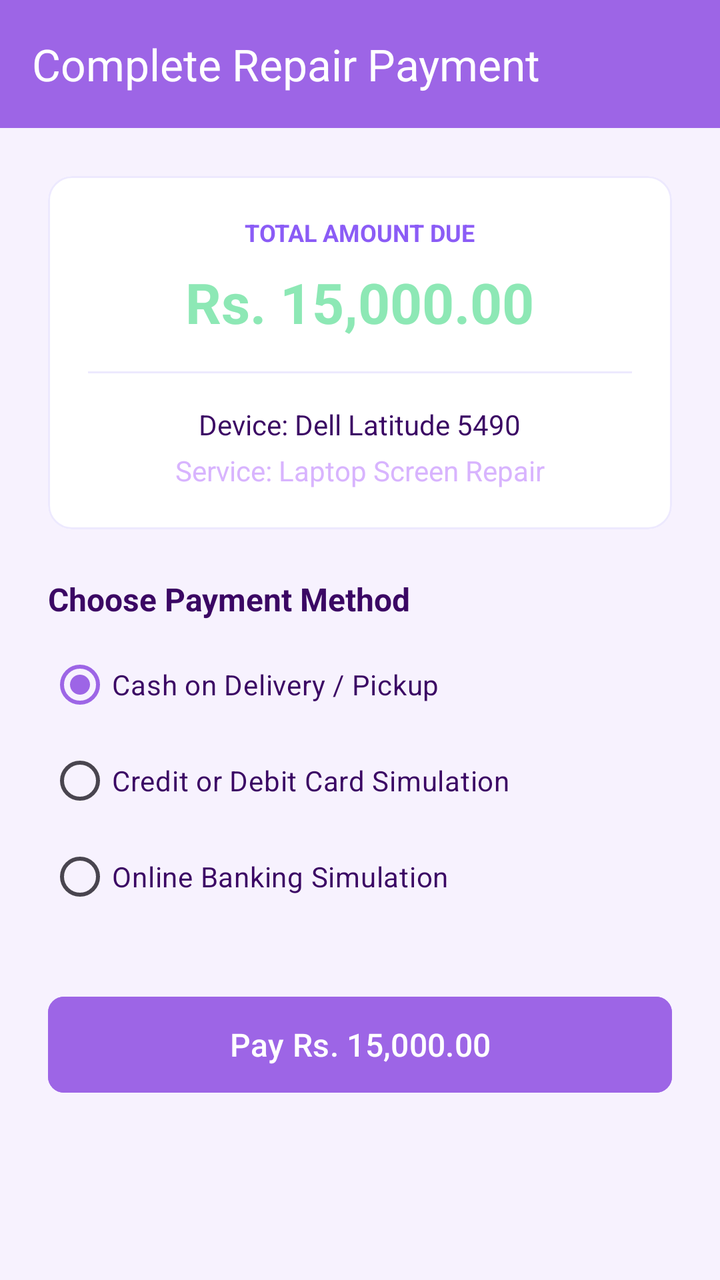
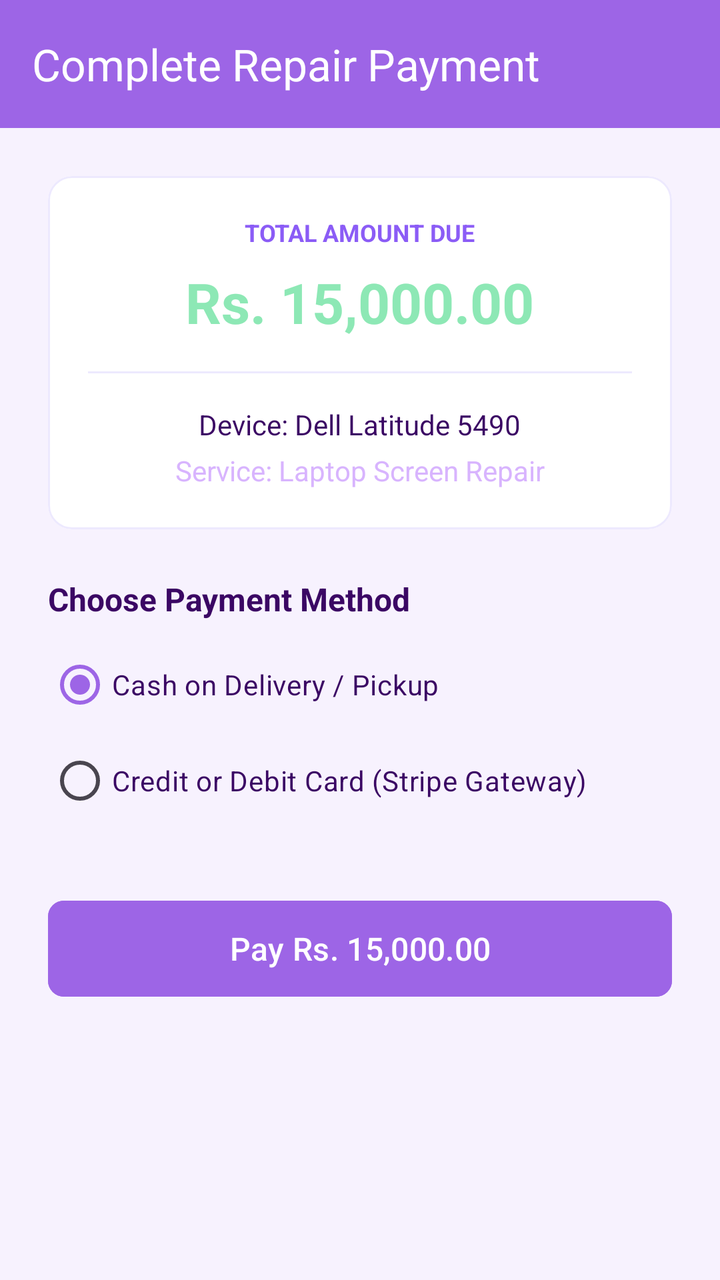

Before-and-after screenshots of an Android layout around one commit, followed by the original layout XML and the change that was made.
<!-- AndroidManifest.xml: application theme Theme.TechFix -->
<!-- res/layout/activity_payment.xml -->
<?xml version="1.0" encoding="utf-8"?>
<androidx.constraintlayout.widget.ConstraintLayout 
    xmlns:android="http://schemas.android.com/apk/res/android"
    xmlns:app="http://schemas.android.com/apk/res-auto"
    xmlns:tools="http://schemas.android.com/tools"
    android:layout_width="match_parent"
    android:layout_height="match_parent"
    android:background="@color/backgroundColor"
    tools:context="com.techfix.app.customer.PaymentActivity">

    
    <com.google.android.material.appbar.AppBarLayout
        android:id="@+id/appBar"
        android:layout_width="match_parent"
        android:layout_height="wrap_content"
        app:layout_constraintTop_toTopOf="parent">
        <androidx.appcompat.widget.Toolbar
            android:id="@+id/toolbar"
            android:layout_width="match_parent"
            android:layout_height="?attr/actionBarSize"
            android:background="@color/primaryColor"
            app:title="Complete Repair Payment"
            app:titleTextColor="@color/white" />
    </com.google.android.material.appbar.AppBarLayout>

    <ScrollView
        android:layout_width="match_parent"
        android:layout_height="0dp"
        android:fillViewport="true"
        app:layout_constraintTop_toBottomOf="@id/appBar"
        app:layout_constraintBottom_toBottomOf="parent">

        <LinearLayout
            android:layout_width="match_parent"
            android:layout_height="wrap_content"
            android:orientation="vertical"
            android:padding="24dp">

            
            <com.google.android.material.card.MaterialCardView
                android:layout_width="match_parent"
                android:layout_height="wrap_content"
                app:cardCornerRadius="12dp"
                app:strokeWidth="1dp"
                app:strokeColor="@color/dividerColor">
                
                <LinearLayout
                    android:layout_width="match_parent"
                    android:layout_height="wrap_content"
                    android:orientation="vertical"
                    android:padding="20dp"
                    android:gravity="center_horizontal">

                    <TextView
                        android:layout_width="wrap_content"
                        android:layout_height="wrap_content"
                        android:text="TOTAL AMOUNT DUE"
                        android:textSize="12sp"
                        android:textStyle="bold"
                        android:textColor="@color/textSecondary" />

                    <TextView
                        android:id="@+id/paymentTotalText"
                        android:layout_width="wrap_content"
                        android:layout_height="wrap_content"
                        android:text="Rs. 15,000.00"
                        android:textSize="28sp"
                        android:textStyle="bold"
                        android:textColor="@color/secondaryColor"
                        android:layout_marginTop="8dp" />

                    <View
                        android:layout_width="match_parent"
                        android:layout_height="1dp"
                        android:background="@color/dividerColor"
                        android:layout_marginVertical="16dp" />

                    <TextView
                        android:id="@+id/paymentDeviceText"
                        android:layout_width="wrap_content"
                        android:layout_height="wrap_content"
                        android:text="Device: Dell Latitude 5490"
                        android:textSize="14sp"
                        android:textColor="@color/textPrimary" />

                    <TextView
                        android:id="@+id/paymentServiceText"
                        android:layout_width="wrap_content"
                        android:layout_height="wrap_content"
                        android:text="Service: Laptop Screen Repair"
                        android:textSize="14sp"
                        android:textColor="@color/primaryLightColor"
                        android:layout_marginTop="4dp" />
                </LinearLayout>
            </com.google.android.material.card.MaterialCardView>

            
            <TextView
                android:layout_width="wrap_content"
                android:layout_height="wrap_content"
                android:text="Choose Payment Method"
                android:textSize="16sp"
                android:textStyle="bold"
                android:textColor="@color/textPrimary"
                android:layout_marginTop="24dp" />

            <RadioGroup
                android:id="@+id/paymentMethodRadioGroup"
                android:layout_width="match_parent"
                android:layout_height="wrap_content"
                android:layout_marginTop="8dp">

                <RadioButton
                    android:id="@+id/radioCash"
                    android:layout_width="match_parent"
                    android:layout_height="48dp"
                    android:text="Cash on Delivery / Pickup"
                    android:textSize="14sp"
                    android:textColor="@color/textPrimary"
                    android:checked="true" />

                <RadioButton
                    android:id="@+id/radioCard"
                    android:layout_width="match_parent"
                    android:layout_height="48dp"
                    android:text="Credit or Debit Card Simulation"
                    android:textSize="14sp"
                    android:textColor="@color/textPrimary" />

                <RadioButton
                    android:id="@+id/radioOnline"
                    android:layout_width="match_parent"
                    android:layout_height="48dp"
                    android:text="Online Banking Simulation"
                    android:textSize="14sp"
                    android:textColor="@color/textPrimary" />
            </RadioGroup>

            
            <LinearLayout
                android:id="@+id/cardFieldsContainer"
                android:layout_width="match_parent"
                android:layout_height="wrap_content"
                android:orientation="vertical"
                android:layout_marginTop="16dp"
                android:visibility="gone">

                <com.google.android.material.textfield.TextInputLayout
                    style="@style/Widget.MaterialComponents.TextInputLayout.OutlinedBox"
                    android:layout_width="match_parent"
                    android:layout_height="wrap_content"
                    android:hint="Card Number"
                    app:boxStrokeColor="@color/primaryColor"
                    app:hintTextColor="@color/primaryColor">
                    <com.google.android.material.textfield.TextInputEditText
                        android:id="@+id/cardNoEditText"
                        android:layout_width="match_parent"
                        android:layout_height="wrap_content"
                        android:inputType="number"
                        android:maxLength="16" />
                </com.google.android.material.textfield.TextInputLayout>

                <LinearLayout
                    android:layout_width="match_parent"
                    android:layout_height="wrap_content"
                    android:orientation="horizontal"
                    android:layout_marginTop="12dp">

                    <com.google.android.material.textfield.TextInputLayout
                        style="@style/Widget.MaterialComponents.TextInputLayout.OutlinedBox"
                        android:layout_width="0dp"
                        android:layout_height="wrap_content"
                        android:layout_weight="1"
                        android:hint="Expiry (MM/YY)"
                        app:boxStrokeColor="@color/primaryColor"
                        app:hintTextColor="@color/primaryColor"
                        android:layout_marginEnd="8dp">
                        <com.google.android.material.textfield.TextInputEditText
                            android:id="@+id/expiryEditText"
                            android:layout_width="match_parent"
                            android:layout_height="wrap_content"
                            android:inputType="date"
                            android:maxLength="5" />
                    </com.google.android.material.textfield.TextInputLayout>

                    <com.google.android.material.textfield.TextInputLayout
                        style="@style/Widget.MaterialComponents.TextInputLayout.OutlinedBox"
                        android:layout_width="0dp"
                        android:layout_height="wrap_content"
                        android:layout_weight="1"
                        android:hint="CVV"
                        app:boxStrokeColor="@color/primaryColor"
                        app:hintTextColor="@color/primaryColor"
                        android:layout_marginStart="8dp">
                        <com.google.android.material.textfield.TextInputEditText
                            android:id="@+id/cvvEditText"
                            android:layout_width="match_parent"
                            android:layout_height="wrap_content"
                            android:inputType="numberPassword"
                            android:maxLength="3" />
                    </com.google.android.material.textfield.TextInputLayout>
                </LinearLayout>
            </LinearLayout>

            
            <LinearLayout
                android:id="@+id/onlineFieldsContainer"
                android:layout_width="match_parent"
                android:layout_height="wrap_content"
                android:orientation="vertical"
                android:layout_marginTop="16dp"
                android:visibility="gone">

                <com.google.android.material.textfield.TextInputLayout
                    style="@style/Widget.MaterialComponents.TextInputLayout.OutlinedBox.ExposedDropdownMenu"
                    android:layout_width="match_parent"
                    android:layout_height="wrap_content"
                    android:hint="Select Bank Portal"
                    app:boxStrokeColor="@color/primaryColor"
                    app:hintTextColor="@color/primaryColor">
                    <AutoCompleteTextView
                        android:id="@+id/bankSelectAutoComplete"
                        android:layout_width="match_parent"
                        android:layout_height="wrap_content"
                        android:inputType="none" />
                </com.google.android.material.textfield.TextInputLayout>

                <com.google.android.material.textfield.TextInputLayout
                    style="@style/Widget.MaterialComponents.TextInputLayout.OutlinedBox"
                    android:layout_width="match_parent"
                    android:layout_height="wrap_content"
                    android:layout_marginTop="12dp"
                    android:hint="Banking Username"
                    app:boxStrokeColor="@color/primaryColor"
                    app:hintTextColor="@color/primaryColor">
                    <com.google.android.material.textfield.TextInputEditText
                        android:id="@+id/bankUsername"
                        android:layout_width="match_parent"
                        android:layout_height="wrap_content"
                        android:inputType="text" />
                </com.google.android.material.textfield.TextInputLayout>
            </LinearLayout>

            
            <com.google.android.material.button.MaterialButton
                android:id="@+id/btnSubmitPayment"
                android:layout_width="match_parent"
                android:layout_height="56dp"
                android:text="Pay Rs. 15,000.00"
                android:textSize="16sp"
                android:textColor="@color/white"
                android:backgroundTint="@color/primaryColor"
                app:cornerRadius="8dp"
                android:layout_marginTop="32dp" />

            <ProgressBar
                android:id="@+id/paymentProgressBar"
                android:layout_width="wrap_content"
                android:layout_height="wrap_content"
                android:layout_gravity="center"
                android:layout_marginTop="16dp"
                android:visibility="gone"
                android:indeterminateTint="@color/secondaryColor" />
        </LinearLayout>
    </ScrollView>
</androidx.constraintlayout.widget.ConstraintLayout>
<!-- resources referenced by this layout -->
<resources>
  <color name="backgroundColor">#F7F2FE</color>
  <color name="dividerColor">#EDE9FE</color>
  <color name="primaryColor">#9D65E6</color>
  <color name="primaryLightColor">#D8B4FE</color>
  <color name="secondaryColor">#8DE8B5</color>
  <color name="textPrimary">#3B0764</color>
  <color name="textSecondary">#8B5CF6</color>
  <color name="white">#FFFFFFFF</color>
  <style name="Theme.TechFix" parent="Base.Theme.TechFix" />
  <style name="Base.Theme.TechFix" parent="Theme.Material3.DayNight.NoActionBar">
          
          <item name="colorPrimary">@color/primaryColor</item>
          <item name="colorPrimaryDark">@color/primaryDarkColor</item>
          <item name="colorSecondary">@color/secondaryColor</item>
          <item name="colorError">@color/errorColor</item>
          
          
          <item name="android:windowBackground">@color/backgroundColor</item>
          <item name="colorSurface">@color/surfaceColor</item>
          <item name="colorOnPrimary">@color/white</item>
          <item name="colorOnSecondary">@color/white</item>
      </style>
  <color name="primaryDarkColor">#6D28D9</color>
  <color name="errorColor">#EF4444</color>
  <color name="surfaceColor">#FFFFFF</color>
</resources>

<!-- the commit's change to res/layout/activity_payment.xml (unified diff, before → after) -->
@@ -123,15 +123,7 @@
                     android:id="@+id/radioCard"
                     android:layout_width="match_parent"
                     android:layout_height="48dp"
-                    android:text="Credit or Debit Card Simulation"
-                    android:textSize="14sp"
-                    android:textColor="@color/textPrimary" />
-
-                <RadioButton
-                    android:id="@+id/radioOnline"
-                    android:layout_width="match_parent"
-                    android:layout_height="48dp"
-                    android:text="Online Banking Simulation"
+                    android:text="Credit or Debit Card (Stripe Gateway)"
                     android:textSize="14sp"
                     android:textColor="@color/textPrimary" />
             </RadioGroup>
@@ -145,11 +137,62 @@
                 android:layout_marginTop="16dp"
                 android:visibility="gone">
 
+                
+                <com.google.android.material.card.MaterialCardView
+                    android:layout_width="match_parent"
+                    android:layout_height="wrap_content"
+                    app:cardCornerRadius="8dp"
+                    app:cardBackgroundColor="#6772E5"
+                    app:cardElevation="0dp"
+                    android:layout_marginBottom="16dp">
+
+                    <LinearLayout
+                        android:layout_width="match_parent"
+                        android:layout_height="wrap_content"
+                        android:orientation="horizontal"
+                        android:padding="12dp"
+                        android:gravity="center_vertical">
+
+                        <TextView
+                            android:layout_width="wrap_content"
+                            android:layout_height="wrap_content"
+                            android:text="stripe"
+                            android:textSize="20sp"
+                            android:textStyle="bold"
+                            android:textColor="@color/white"
+                            android:layout_marginEnd="12dp" />
+
+                        <TextView
+                            android:layout_width="wrap_content"
+                            android:layout_height="wrap_content"
+                            android:text="Secure 256-bit SSL Encrypted Payment"
+                            android:textSize="12sp"
+                            android:textColor="@color/white" />
+                    </LinearLayout>
+                </com.google.android.material.card.MaterialCardView>
+
+                
                 <com.google.android.material.textfield.TextInputLayout
                     style="@style/Widget.MaterialComponents.TextInputLayout.OutlinedBox"
                     android:layout_width="match_parent"
                     android:layout_height="wrap_content"
-                    android:hint="Card Number"
+                    android:hint="Cardholder Name"
+                    app:boxStrokeColor="@color/primaryColor"
+                    app:hintTextColor="@color/primaryColor"
+                    android:layout_marginBottom="12dp">
+                    <com.google.android.material.textfield.TextInputEditText
+                        android:id="@+id/cardNameEditText"
+                        android:layout_width="match_parent"
+                        android:layout_height="wrap_content"
+                        android:inputType="textPersonName" />
+                </com.google.android.material.textfield.TextInputLayout>
+
+                
+                <com.google.android.material.textfield.TextInputLayout
+                    style="@style/Widget.MaterialComponents.TextInputLayout.OutlinedBox"
+                    android:layout_width="match_parent"
+                    android:layout_height="wrap_content"
+                    android:hint="Card Number (16 Digits)"
                     app:boxStrokeColor="@color/primaryColor"
                     app:hintTextColor="@color/primaryColor">
                     <com.google.android.material.textfield.TextInputEditText
@@ -203,45 +246,6 @@
             </LinearLayout>
 
             
-            <LinearLayout
-                android:id="@+id/onlineFieldsContainer"
-                android:layout_width="match_parent"
-                android:layout_height="wrap_content"
-                android:orientation="vertical"
-                android:layout_marginTop="16dp"
-                android:visibility="gone">
-
-                <com.google.android.material.textfield.TextInputLayout
-                    style="@style/Widget.MaterialComponents.TextInputLayout.OutlinedBox.ExposedDropdownMenu"
-                    android:layout_width="match_parent"
-                    android:layout_height="wrap_content"
-                    android:hint="Select Bank Portal"
-                    app:boxStrokeColor="@color/primaryColor"
-                    app:hintTextColor="@color/primaryColor">
-                    <AutoCompleteTextView
-                        android:id="@+id/bankSelectAutoComplete"
-                        android:layout_width="match_parent"
-                        android:layout_height="wrap_content"
-                        android:inputType="none" />
-                </com.google.android.material.textfield.TextInputLayout>
-
-                <com.google.android.material.textfield.TextInputLayout
-                    style="@style/Widget.MaterialComponents.TextInputLayout.OutlinedBox"
-                    android:layout_width="match_parent"
-                    android:layout_height="wrap_content"
-                    android:layout_marginTop="12dp"
-                    android:hint="Banking Username"
-                    app:boxStrokeColor="@color/primaryColor"
-                    app:hintTextColor="@color/primaryColor">
-                    <com.google.android.material.textfield.TextInputEditText
-                        android:id="@+id/bankUsername"
-                        android:layout_width="match_parent"
-                        android:layout_height="wrap_content"
-                        android:inputType="text" />
-                </com.google.android.material.textfield.TextInputLayout>
-            </LinearLayout>
-
-            
             <com.google.android.material.button.MaterialButton
                 android:id="@+id/btnSubmitPayment"
                 android:layout_width="match_parent"
